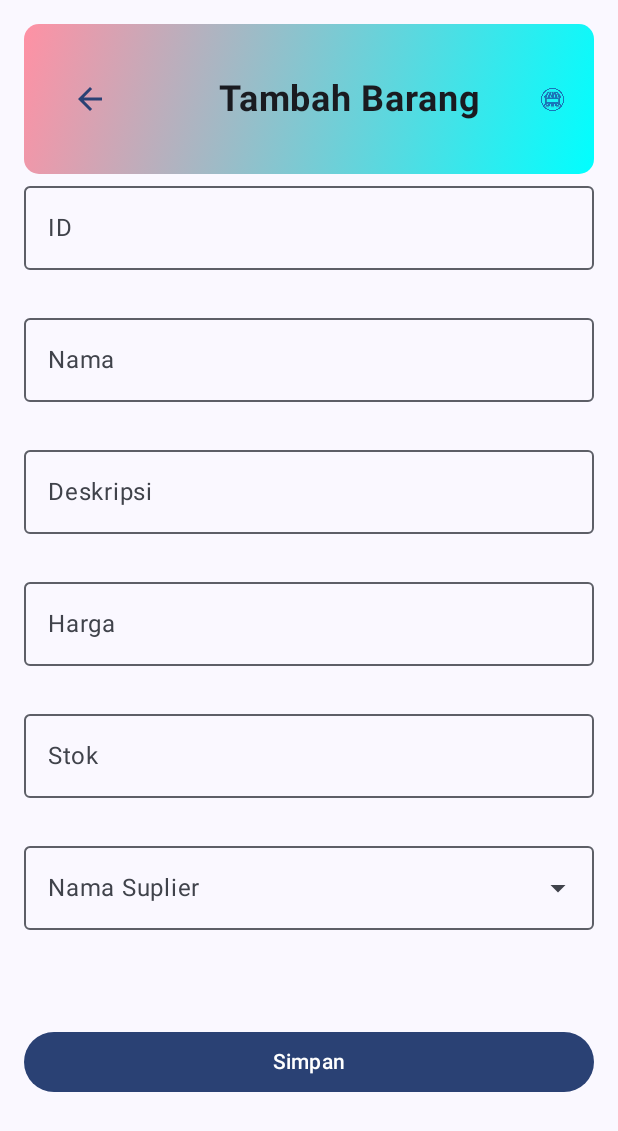
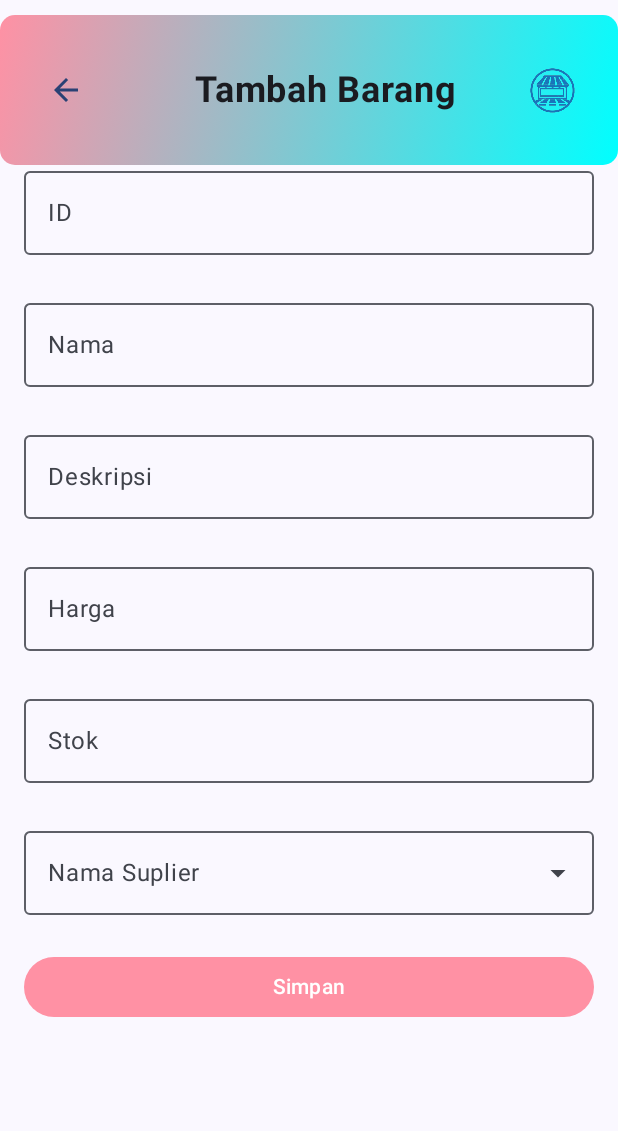
Before and after one commit to BriliyanLuthfiTriandri/UcpRoomDatabase_0094, an Android app built with Jetpack Compose: the InsertBrgView screen opened through its navigation route, on a phone screen of 412 x 824 dp. Shown: the top 1131 px of the screen. Run offline under Robolectric (Android 15) with nearby library versions, the phone set to English and light mode, and no system bars.

Commit message:
mengubah warna pada button simpan, menambahkan padding top

```diff
--- a/app/src/main/java/com/example/ucp2/ui/view/barang/InsertBrgView.kt
+++ b/app/src/main/java/com/example/ucp2/ui/view/barang/InsertBrgView.kt
@@ -1,5 +1,6 @@
 package com.example.ucp2.ui.view.barang
 
+import androidx.compose.foundation.background
 import androidx.compose.foundation.layout.Arrangement
 import androidx.compose.foundation.layout.Column
 import androidx.compose.foundation.layout.Spacer
@@ -7,6 +8,7 @@ import androidx.compose.foundation.layout.fillMaxWidth
 import androidx.compose.foundation.layout.padding
 import androidx.compose.foundation.text.KeyboardOptions
 import androidx.compose.material3.Button
+import androidx.compose.material3.ButtonDefaults
 import androidx.compose.material3.OutlinedTextField
 import androidx.compose.material3.Scaffold
 import androidx.compose.material3.SnackbarHost
@@ -52,13 +54,12 @@ fun InsertBodyBrg(
             errorState = uiState.isEntryValid,
             modifier = Modifier.fillMaxWidth()
         )
-        Spacer(Modifier.padding(top = 30.dp))
         Button(
             onClick = onClick,
-            modifier = Modifier
-                .padding(top = 10.dp)
-                .fillMaxWidth(),
-
+            modifier = Modifier.fillMaxWidth(),
+            colors = ButtonDefaults.buttonColors(
+                containerColor = Color(0xFFFF91A4)
+            )
         ) {
             Text("Simpan")
         }
@@ -88,20 +89,22 @@ fun InsertBrgView(
     }
 
     Scaffold (
-        modifier = modifier,
+        modifier = modifier
+            .padding(top = 10.dp),
         snackbarHost = { SnackbarHost(hostState = snackbarHostState) }
     ){ padding ->
+        TopAppBar(
+            onBack = onBack,
+            showBackButton = true,
+            judul = "Tambah Barang"
+        )
         Column (
             modifier = Modifier
                 .fillMaxWidth()
                 .padding(padding)
                 .padding(16.dp)
+                .padding(top = 80.dp)
         ){
-            TopAppBar(
-                onBack = onBack,
-                showBackButton = true,
-                judul = "Tambah Barang"
-            )
             // Isi Body
             InsertBodyBrg(
                 uiState = uiState,
```
